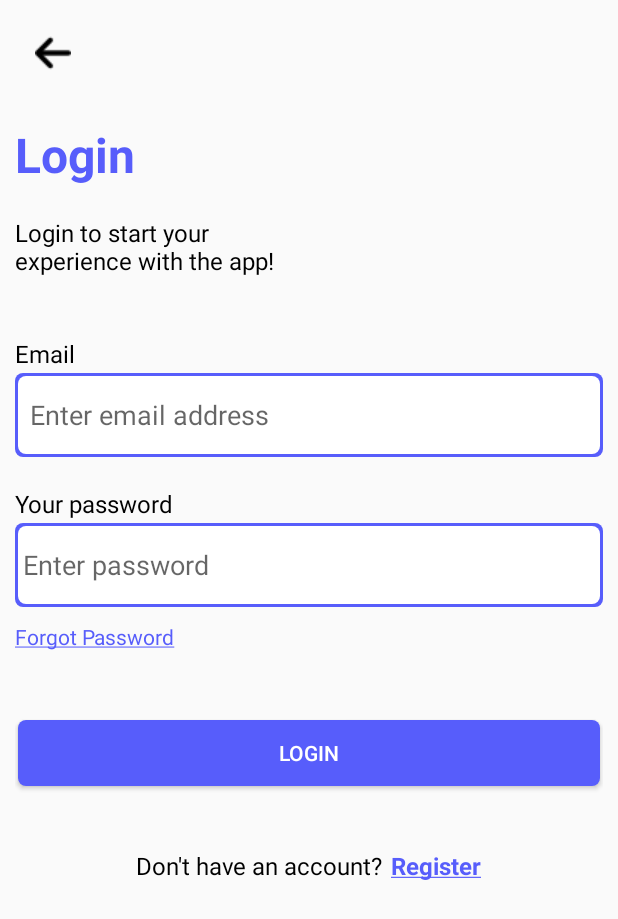
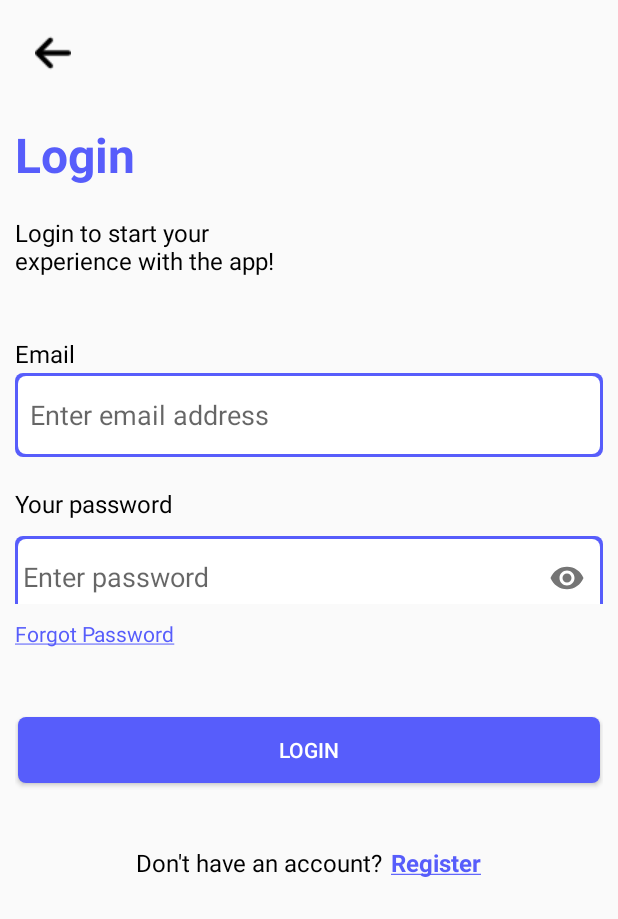
Before and after one commit to SimbaDevs/Mtahini, an Android app: the Login screen opened directly, with no data from a screen before it, on a phone screen of 412 x 824 dp. Shown: the top 919 px of the screen. Run offline under Robolectric (Android 15) with nearby library versions, the phone set to English and light mode, and no system bars; our stand-ins replace Firebase (no records; nobody signed in at launch, a user with empty details on screens opened directly).

```diff
--- a/app/src/main/java/com/symon/mtahini/Login.java
+++ b/app/src/main/java/com/symon/mtahini/Login.java
@@ -1,6 +1,5 @@
 package com.symon.mtahini;
 
-import androidx.annotation.NonNull;
 import androidx.appcompat.app.AppCompatActivity;
 
 import android.content.Intent;
@@ -14,10 +13,7 @@ import android.widget.ProgressBar;
 import android.widget.TextView;
 import android.widget.Toast;
 
-import com.google.android.gms.tasks.OnCompleteListener;
-import com.google.android.gms.tasks.OnFailureListener;
-import com.google.android.gms.tasks.Task;
-import com.google.firebase.auth.AuthResult;
+import com.google.android.material.textfield.TextInputLayout;
 import com.google.firebase.auth.FirebaseAuth;
 import com.google.firebase.auth.FirebaseUser;
 
@@ -29,7 +25,8 @@ public class Login extends AppCompatActivity {
     Button loginButton;
     TextView regText;
     EditText emailInput;
-    EditText passwordInput;
+    TextInputLayout passwordInputLayout;
+    String passwordInput;
     String email, password;
 
     private FirebaseAuth mAuth;
@@ -66,7 +63,7 @@ public class Login extends AppCompatActivity {
         imageButton = findViewById(R.id.arrowButton);
         regText = findViewById(R.id.register_student_text);
         emailInput = findViewById(R.id.email_edit_text);
-        passwordInput = findViewById(R.id.password_edit_text);
+        passwordInputLayout = findViewById(R.id.password_edit_text);
         loginButton = findViewById(R.id.login_button);
         progressBar = findViewById(R.id.progressBarLogin);
 
@@ -75,7 +72,8 @@ public class Login extends AppCompatActivity {
                 v -> {
                     startSignUp();
                     email = emailInput.getText().toString().trim();
-                    password = passwordInput.getText().toString().trim();
+                    passwordInput = String.valueOf(passwordInputLayout.getEditText());
+                    password = passwordInput;
 
                     if (String.valueOf(email).isEmpty()) {
                         emailInput.setError("Email address cannot be empty!");
@@ -84,18 +82,21 @@ public class Login extends AppCompatActivity {
                         return;
                     }
 
-                    if (String.valueOf(password).isEmpty()) {
+                    /*if (String.valueOf(password).isEmpty()) {
                         passwordInput.setError("Password field cannot be empty!");
                         passwordInput.requestFocus();
                         passwordInput.setBackgroundResource(R.drawable.alert_bg);
                         return;
-                    }
+                    }*/
 
                     mAuth.signInWithEmailAndPassword(email, password)
                         .addOnCompleteListener(this, task -> {
                             if (task.isSuccessful()) {
+                                Log.d("FB_AUTH", "Login successful");
+                                Toast.makeText(this, "Access granted", Toast.LENGTH_SHORT).show();
                                 appNavigation.moveToHomeActivity();
                             } else {
+                                Log.d("FB_AUTH", "Login unsuccessful");
                                 signUpComplete();
                                 Toast.makeText(Login.this, "Login unsuccessful", Toast.LENGTH_SHORT).show();
                             }
--- a/app/src/main/res/layout/activity_login.xml
+++ b/app/src/main/res/layout/activity_login.xml
@@ -55,17 +55,23 @@
         android:layout_marginTop="20dp"
         android:textSize="16sp"
         android:textColor="@color/black"/>
-    <EditText
+    <com.google.android.material.textfield.TextInputLayout
         android:id="@+id/password_edit_text"
         android:layout_width="match_parent"
         android:layout_height="56dp"
-        android:background="@drawable/input_border"
-        android:hint="@string/enter_password"
-        android:layout_marginTop="2dp"
-        android:paddingStart="5dp"
-        android:inputType="textPassword"
-        android:autofillHints="password"
-        tools:ignore="RtlSymmetry"/>
+        app:passwordToggleEnabled="true"
+        tools:ignore="RtlSymmetry">
+        <com.google.android.material.textfield.TextInputEditText
+            android:layout_width="match_parent"
+            android:layout_height="56dp"
+            android:hint="@string/enter_password"
+            android:layout_marginTop="2dp"
+            android:paddingStart="5dp"
+            android:background="@drawable/input_border"
+            android:inputType="textPassword"
+            android:autofillHints="password"/>
+
+    </com.google.android.material.textfield.TextInputLayout>
     <TextView
         android:layout_width="match_parent"
         android:layout_height="wrap_content"
```
Also changed, not shown: app/src/main/java/com/symon/mtahini/StudentRegistration.java (+38 -0 lines). Lines whose indentation alone changed are shown as unchanged.
